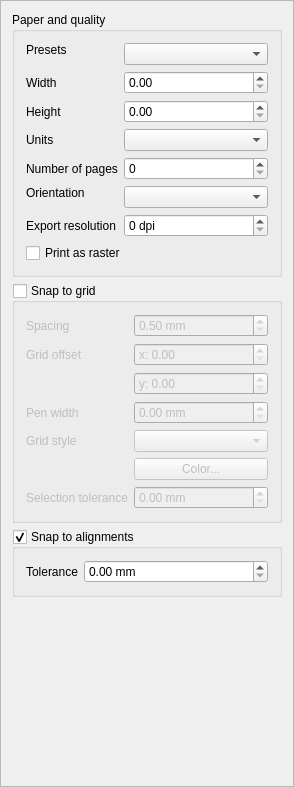
Above: src/ui/qgscompositionwidgetbase.ui from carsmie/QGIS before the change. Below: the same form after it.
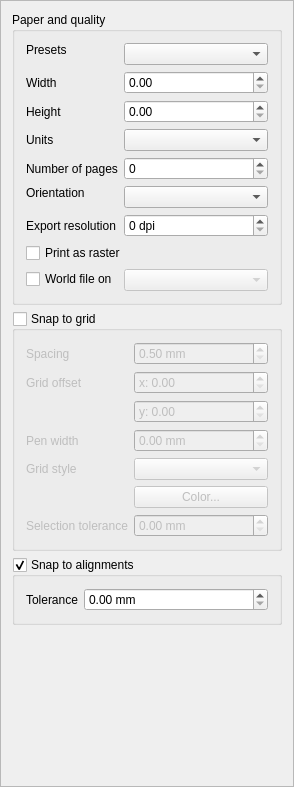
That is the form after the change. Custom widgets are drawn as their Qt base class.

Commit message: Add world file generation option. Work funded by Tuscany Region - SITA. Contract Support to the use of GFOSS \(Geographic Free and Open Source Software\) Desktop tools \(CIG Z3B06FA6D7\)

Patch:
```diff
--- a/src/ui/qgscompositionwidgetbase.ui
+++ b/src/ui/qgscompositionwidgetbase.ui
@@ -256,6 +256,23 @@
             </property>
            </widget>
           </item>
+          <item row="9" column="0">
+           <widget class="QCheckBox" name="mGenerateWorldFileCheckBox">
+            <property name="text">
+             <string>World file on</string>
+            </property>
+           </widget>
+          </item>
+          <item row="9" column="1">
+           <widget class="QComboBox" name="mWorldFileMapComboBox">
+            <property name="enabled">
+             <bool>false</bool>
+            </property>
+            <property name="editable">
+             <bool>false</bool>
+            </property>
+           </widget>
+          </item>
          </layout>
         </widget>
        </item>
@@ -302,7 +319,7 @@
              <string> mm</string>
             </property>
             <property name="minimum">
-             <double>0.50000000000000</double>
+             <double>0.500000000000000</double>
             </property>
             <property name="maximum">
              <double>9999.000000000000000</double>
```
Left out of the diff: 2 changed lines with no effect on the pictures. The commit also changes 6 other files.
